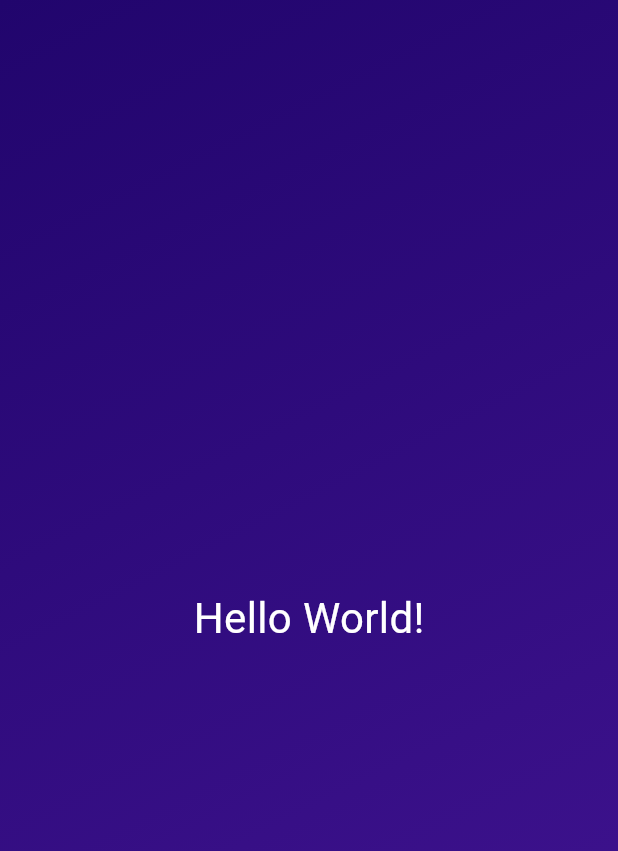
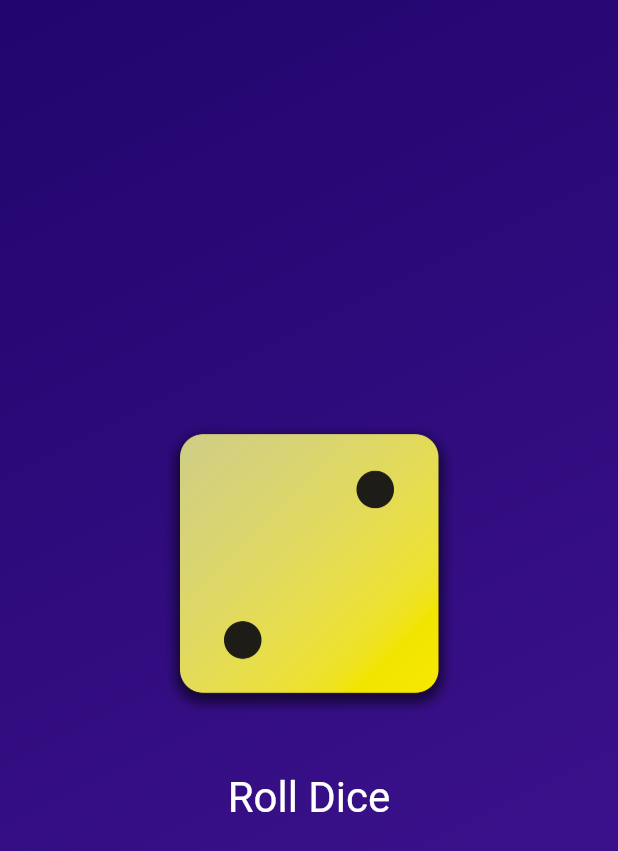
Before and after one commit to kantujjwal/FlutterApp, a Flutter app: the screen it shows after launch, on a phone screen of 412 x 824 dp. Shown: the top 851 px of the screen. Run offline on Flutter 3.47's test engine with Material 3 defaults, Android fonts, the phone set to English and light mode, and no system bars.

Commit message:
Multiple COnstructor Functions

```diff
--- a/lib/gradient_container.dart
+++ b/lib/gradient_container.dart
@@ -1,5 +1,6 @@
 import 'package:flutter/material.dart';
-import 'package:practice_app/styled_dart.dart';
+
+// import 'package:practice_app/styled_dart.dart';
 
 const startAlignment = Alignment.topLeft;
 const endAlignment = Alignment.bottomRight;
@@ -7,8 +8,14 @@ const endAlignment = Alignment.bottomRight;
 class GradientContainer extends StatelessWidget {
   const GradientContainer(this.color1, this.color2, {super.key});
 
+  const GradientContainer.purple({super.key})
+      : color1 = Colors.deepPurple,
+        color2 = Colors.indigo;
+
   final Color color1;
   final Color color2;
+
+  void rollDice() {}
 
   @override
   Widget build(context) {
@@ -20,8 +27,29 @@ class GradientContainer extends StatelessWidget {
           end: endAlignment,
         ),
       ),
-      child: const Center(
-        child: StyledText('Hello World!'),
+      child: Center(
+        child: Column(
+          mainAxisSize: MainAxisSize.min,
+          children: [
+            Image.asset(
+              'assets/images/dice-2.png',
+              width: 200,
+            ),
+            const SizedBox(
+              height: 20,
+            ),
+            // ElevatedButton(onPressed: onPressed, child: child)
+            // OutlinedButton(onPressed: onPressed, child: child)
+            TextButton(
+              onPressed: rollDice,
+              style: TextButton.styleFrom(
+                  padding: const EdgeInsets.only(top: 20),
+                  foregroundColor: Colors.white,
+                  textStyle: const TextStyle(fontSize: 28)),
+              child: const Text('Roll Dice'),
+            )
+          ],
+        ),
       ),
     );
   }
```
Also changed, not shown: pubspec.yaml (+9 -3 lines), assets/images/dice-1.png (added), assets/images/dice-2.png (added), assets/images/dice-3.png (added), assets/images/dice-4.png (added), assets/images/dice-5.png (added), assets/images/dice-6.png (added).
